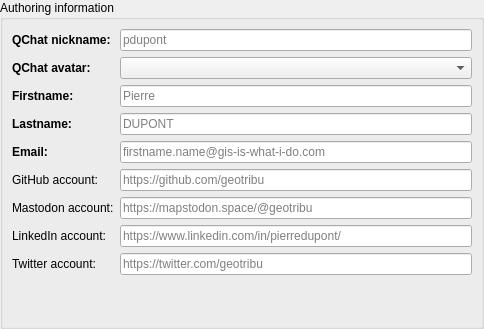
Before: the Qt Designer form qtribu/gui/wdg_authoring.ui in geotribu/qtribu, drawn with Qt 5.
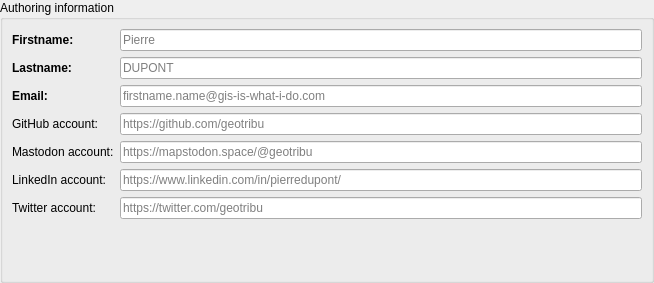
After: the same form once the commit is applied. Custom widgets are drawn as their Qt base class.

Commit message: remove(qchat): bye bye QChat, have a good life by your own

```diff
--- a/qtribu/gui/wdg_authoring.ui
+++ b/qtribu/gui/wdg_authoring.ui
@@ -6,8 +6,8 @@
    <rect>
     <x>0</x>
     <y>0</y>
-    <width>484</width>
-    <height>329</height>
+    <width>654</width>
+    <height>283</height>
    </rect>
   </property>
   <property name="windowTitle">
@@ -41,50 +41,7 @@
       <string notr="true"/>
      </property>
      <layout class="QFormLayout" name="formLayout">
-      <item row="0" column="0">
-       <widget class="QLabel" name="lbl_qchat_nickname">
-        <property name="font">
-         <font>
-          <weight>75</weight>
-          <bold>true</bold>
-         </font>
-        </property>
-        <property name="text">
-         <string>QChat nickname:</string>
-        </property>
-       </widget>
-      </item>
-      <item row="0" column="1">
-       <widget class="QLineEdit" name="lne_qchat_nickname">
-        <property name="maxLength">
-         <number>32</number>
-        </property>
-        <property name="placeholderText">
-         <string>pdupont</string>
-        </property>
-       </widget>
-      </item>
       <item row="2" column="0">
-       <widget class="QLabel" name="lbl_qchat_avatar">
-        <property name="font">
-         <font>
-          <weight>75</weight>
-          <bold>true</bold>
-         </font>
-        </property>
-        <property name="text">
-         <string>QChat avatar:</string>
-        </property>
-       </widget>
-      </item>
-      <item row="2" column="1">
-       <widget class="QComboBox" name="cbb_qchat_avatar">
-        <property name="toolTip">
-         <string>Pick an avatar</string>
-        </property>
-       </widget>
-      </item>
-      <item row="4" column="0">
        <widget class="QLabel" name="lbl_firstname">
         <property name="font">
          <font>
@@ -97,7 +54,7 @@
         </property>
        </widget>
       </item>
-      <item row="4" column="1">
+      <item row="2" column="1">
        <widget class="QLineEdit" name="lne_firstname">
         <property name="placeholderText">
          <string notr="true">Pierre</string>
@@ -107,7 +64,7 @@
         </property>
        </widget>
       </item>
-      <item row="5" column="0">
+      <item row="3" column="0">
        <widget class="QLabel" name="lbl_lastname">
         <property name="font">
          <font>
@@ -120,7 +77,7 @@
         </property>
        </widget>
       </item>
-      <item row="5" column="1">
+      <item row="3" column="1">
        <widget class="QLineEdit" name="lne_lastname">
         <property name="inputMethodHints">
          <set>Qt::ImhUppercaseOnly</set>
@@ -133,7 +90,7 @@
         </property>
        </widget>
       </item>
-      <item row="6" column="0">
+      <item row="4" column="0">
        <widget class="QLabel" name="lbl_email">
         <property name="font">
          <font>
@@ -146,7 +103,7 @@
         </property>
        </widget>
       </item>
-      <item row="6" column="1">
+      <item row="4" column="1">
        <widget class="QLineEdit" name="lne_email">
         <property name="inputMethodHints">
          <set>Qt::ImhEmailCharactersOnly</set>
@@ -159,7 +116,7 @@
         </property>
        </widget>
       </item>
-      <item row="7" column="0">
+      <item row="5" column="0">
        <widget class="QLabel" name="lbl_github_account">
         <property name="toolTip">
          <string>Used to credit the commit author.</string>
@@ -169,7 +126,7 @@
         </property>
        </widget>
       </item>
-      <item row="7" column="1">
+      <item row="5" column="1">
        <widget class="QLineEdit" name="lne_github_account">
         <property name="inputMethodHints">
          <set>Qt::ImhUrlCharactersOnly</set>
@@ -182,14 +139,14 @@
         </property>
        </widget>
       </item>
-      <item row="8" column="0">
+      <item row="6" column="0">
        <widget class="QLabel" name="lbl_mastodon_account">
         <property name="text">
          <string>Mastodon account:</string>
         </property>
        </widget>
       </item>
-      <item row="8" column="1">
+      <item row="6" column="1">
        <widget class="QLineEdit" name="lne_mastodon_account">
         <property name="inputMethodHints">
          <set>Qt::ImhUrlCharactersOnly</set>
@@ -202,7 +159,7 @@
         </property>
        </widget>
       </item>
-      <item row="9" column="0">
+      <item row="7" column="0">
        <widget class="QLabel" name="lbl_linked_account">
         <property name="toolTip">
          <string>Used during broadcasting to credit author.</string>
@@ -212,7 +169,7 @@
         </property>
        </widget>
       </item>
-      <item row="9" column="1">
+      <item row="7" column="1">
        <widget class="QLineEdit" name="lne_linkedin_account">
         <property name="placeholderText">
          <string notr="true">https://www.linkedin.com/in/pierredupont/</string>
@@ -222,7 +179,7 @@
         </property>
        </widget>
       </item>
-      <item row="10" column="0">
+      <item row="8" column="0">
        <widget class="QLabel" name="lbl_twitter_account">
         <property name="toolTip">
          <string>Used during broadcasting to credit author.</string>
@@ -232,7 +189,7 @@
         </property>
        </widget>
       </item>
-      <item row="10" column="1">
+      <item row="8" column="1">
        <widget class="QLineEdit" name="lne_twitter_account">
         <property name="placeholderText">
          <string notr="true">https://twitter.com/geotribu</string>
```
The commit also changes 14 other files.
